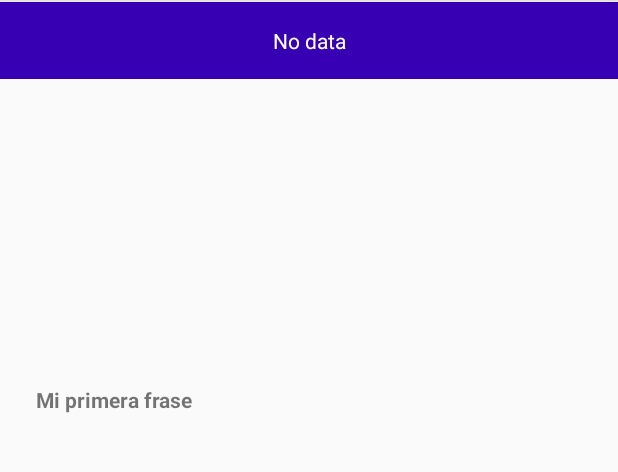
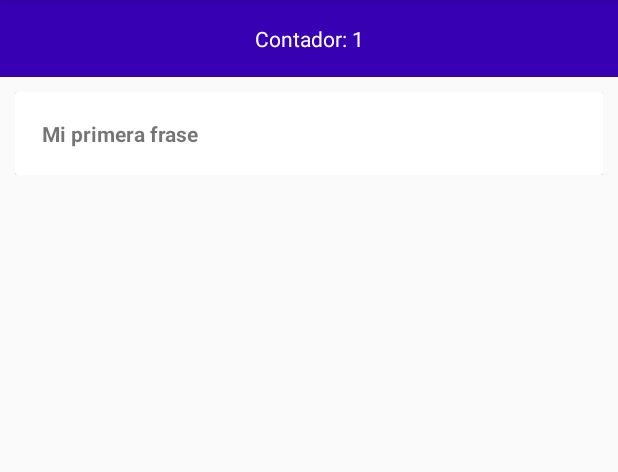
Before and after one commit to harrycampaz/QuoteApp-Kotlin-Koin, an Android app: the screen it shows after launch (MainActivity), after a tap on "Add Quote", on a phone screen of 412 x 824 dp, the part 84-556 px from its top. Run offline under Robolectric (Android 15) with nearby library versions, the phone set to English and light mode, and no system bars; our stand-ins replace Room's generated code.

Commit message:
done commit

```diff
--- a/app/src/main/java/com/dezzapps/quotesapproom/ui/activities/MainActivity.kt
+++ b/app/src/main/java/com/dezzapps/quotesapproom/ui/activities/MainActivity.kt
@@ -1,5 +1,6 @@
 package com.dezzapps.quotesapproom.ui.activities
 
+import android.annotation.SuppressLint
 import androidx.appcompat.app.AppCompatActivity
 import android.os.Bundle
 import android.view.Menu
@@ -23,6 +24,7 @@ class MainActivity : AppCompatActivity() {
     }
 
 
+    @SuppressLint("SetTextI18n")
     override fun onCreate(savedInstanceState: Bundle?) {
         super.onCreate(savedInstanceState)
         setContentView(R.layout.activity_main)
@@ -39,6 +41,7 @@ class MainActivity : AppCompatActivity() {
 
                 return@Observer
             }
+            tv_count.text = getString(R.string.count) + it.size
            adapter.addAll(it)
 
         })
--- a/app/src/main/res/layout/activity_main.xml
+++ b/app/src/main/res/layout/activity_main.xml
@@ -4,6 +4,7 @@
     xmlns:tools="http://schemas.android.com/tools"
     android:layout_width="match_parent"
     android:layout_height="match_parent"
+    android:orientation="vertical"
     tools:context=".ui.activities.MainActivity">
 
     <TextView
@@ -15,20 +16,21 @@
         android:padding="16dp"
         android:text="Score!"
         android:textColor="@android:color/white"
-        app:layout_constraintBottom_toTopOf="@+id/rv_quote"
         app:layout_constraintEnd_toEndOf="parent"
         app:layout_constraintHorizontal_bias="0.0"
         app:layout_constraintStart_toStartOf="parent"
-        app:layout_constraintTop_toTopOf="parent"
-        app:layout_constraintVertical_bias="0.007" />
+        app:layout_constraintTop_toTopOf="parent" />
 
     <androidx.recyclerview.widget.RecyclerView
         android:id="@+id/rv_quote"
         android:layout_width="match_parent"
-        android:layout_height="wrap_content"
-        android:layout_marginBottom="468dp"
+        android:layout_height="679dp"
         android:padding="10dp"
         app:layout_constraintBottom_toBottomOf="parent"
-        tools:layout_editor_absoluteX="0dp" />
+        app:layout_constraintEnd_toEndOf="parent"
+        app:layout_constraintHorizontal_bias="0.0"
+        app:layout_constraintStart_toStartOf="parent"
+        app:layout_constraintTop_toBottomOf="@+id/tv_count"
+        app:layout_constraintVertical_bias="0.0" />
 
 </androidx.constraintlayout.widget.ConstraintLayout>
--- a/app/src/main/res/layout/item_quotes.xml
+++ b/app/src/main/res/layout/item_quotes.xml
@@ -1,18 +1,27 @@
 <?xml version="1.0" encoding="utf-8"?>
 <androidx.constraintlayout.widget.ConstraintLayout xmlns:android="http://schemas.android.com/apk/res/android"
     xmlns:app="http://schemas.android.com/apk/res-auto"
+    android:paddingBottom="5dp"
     android:layout_width="match_parent"
     android:layout_height="wrap_content">
 
+    <androidx.cardview.widget.CardView
+        android:id="@+id/cardView"
+        android:layout_width="0dp"
+        android:elevation="5dp"
+        android:layout_height="wrap_content"
+        app:layout_constraintEnd_toEndOf="parent"
+        app:layout_constraintStart_toStartOf="parent"
+        app:layout_constraintTop_toTopOf="parent">
 
         <TextView
             android:id="@+id/tv_item"
-        android:padding="14dp"
             android:layout_width="match_parent"
             android:layout_height="wrap_content"
+            android:padding="18dp"
             android:text="@string/add_quote"
             android:textStyle="bold"
             app:layout_constraintStart_toStartOf="parent"
-        app:layout_constraintTop_toTopOf="parent"
-        />
+            app:layout_constraintTop_toTopOf="parent" />
+    </androidx.cardview.widget.CardView>
 </androidx.constraintlayout.widget.ConstraintLayout>
--- a/app/src/main/res/values/strings.xml
+++ b/app/src/main/res/values/strings.xml
@@ -2,4 +2,5 @@
     <string name="app_name">QuotesAppRoom</string>
     <string name="add_quote">Add Quote</string>
     <string name="no_data">No data</string>
+    <string name="count">"Contador: "</string>
 </resources>
```
Lines whose indentation alone changed are shown as unchanged.
